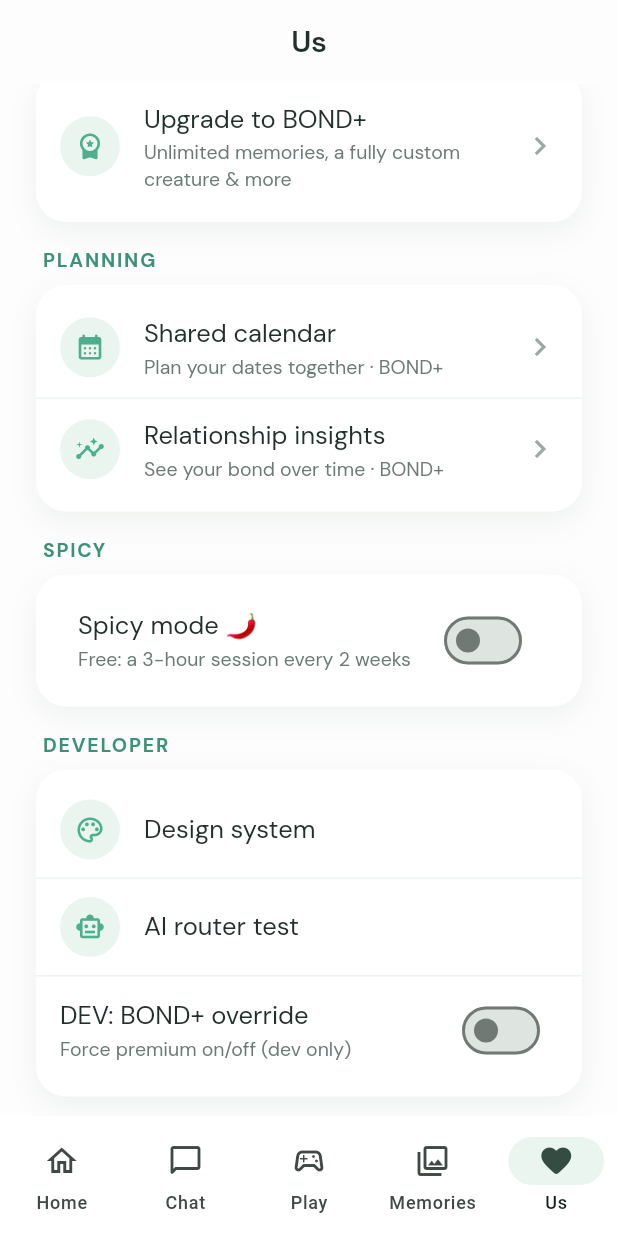
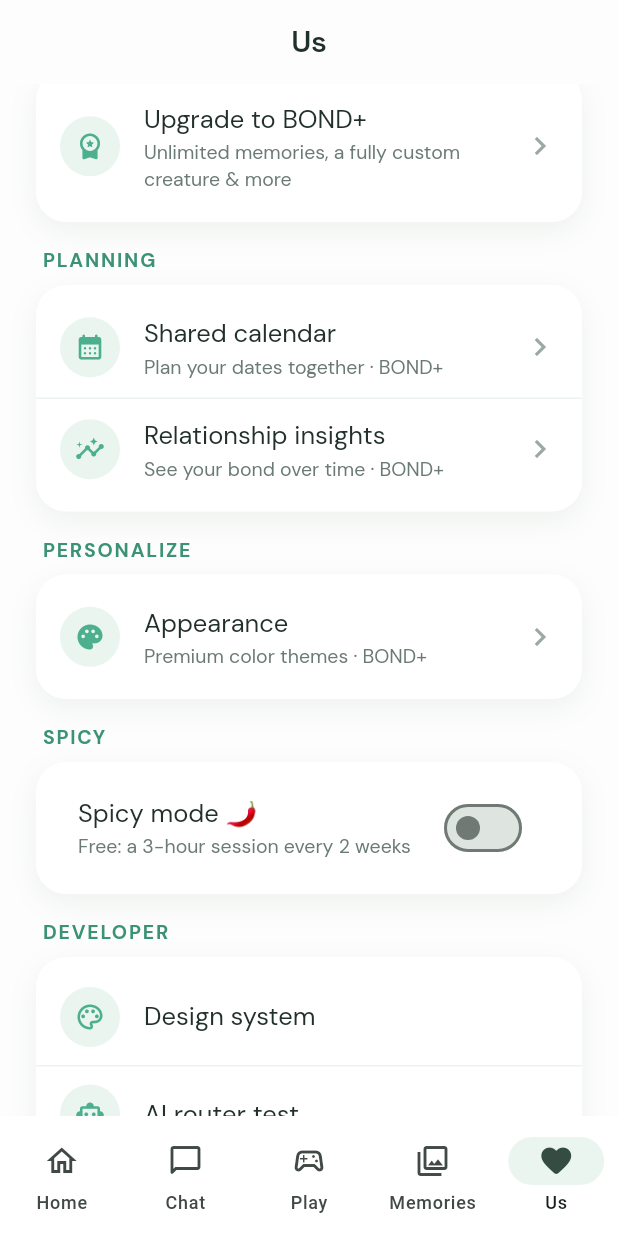
Before and after one commit to JoJoshJo/bond, a Flutter app: the screen it shows once a user with an empty profile is signed in, item 5 of the bottom bar chosen, scrolled down 576 dp, on a phone screen of 412 x 824 dp. Run offline on Flutter 3.47's test engine with Material 3 defaults, Android fonts, the phone set to English and light mode, and no system bars; our stand-ins replace flutter_animate, flutter_image_compress, flutter_riverpod, flutter_timezone, geolocator, google_fonts and 9 more; missing offline and left inert: mobile_scanner, record, video_thumbnail_plus; accounts and stored records are empty; network calls fail; statements that could not run were skipped.

Commit message:
Add themes (BOND+): 5 palettes + picker, per-device persistence
- 5 BondPalette themes: Mint (free) + Sunset/Ocean/Lavender/Charcoal (BOND+),
  reusing the runtime-palette system; readable + on-brand
- Appearance picker in Us > Personalize; per-theme premium lock -> paywall, mint free
- Per-device persistence via shared_preferences, loaded before runApp (no cold-start
  flash); spicy mode's red-room still overrides the chosen theme when active
- No SQL; one package (shared_preferences)

Co-Authored-By: Claude Opus 4.8 <noreply@anthropic.com>

```diff
--- a/lib/features/couple/presentation/couple_profile_screen.dart
+++ b/lib/features/couple/presentation/couple_profile_screen.dart
@@ -12,6 +12,7 @@ import '../../auth/application/auth_providers.dart';
 import '../../creature/presentation/assistant_stub.dart';
 import '../../legal/presentation/credits_screen.dart';
 import '../../legal/presentation/legal_screen.dart';
+import '../../appearance/presentation/appearance_screen.dart';
 import '../../calendar/presentation/calendar_screen.dart';
 import '../../insights/presentation/insights_screen.dart';
 import '../../premium/application/entitlement_providers.dart';
@@ -228,6 +229,21 @@ class _CoupleProfileScreenState extends ConsumerState<CoupleProfileScreen> {
               ),
             ),
             const SizedBox(height: AppSpacing.lg),
+            _section('Personalize'),
+            BondCard(
+              padding: const EdgeInsets.symmetric(vertical: AppSpacing.sm),
+              child: BondListTile(
+                leadingIcon: Icons.palette_rounded,
+                title: 'Appearance',
+                subtitle: isPremium
+                    ? 'Pick your theme'
+                    : 'Premium color themes · BOND+',
+                onTap: () => Navigator.of(context).push(MaterialPageRoute(
+                    builder: (_) => const AppearanceScreen())),
+                trailing: Icon(Icons.chevron_right, color: AppColors.inkFaint),
+              ),
+            ),
+            const SizedBox(height: AppSpacing.lg),
             _section('Spicy'),
             const SpicySection(),
             const SizedBox(height: AppSpacing.lg),
--- a/lib/main.dart
+++ b/lib/main.dart
@@ -1,16 +1,30 @@
 import 'package:flutter/material.dart';
 import 'package:flutter_riverpod/flutter_riverpod.dart';
+import 'package:shared_preferences/shared_preferences.dart';
 
 import 'core/supabase/supabase_client.dart';
+import 'features/appearance/application/theme_providers.dart';
+import 'features/appearance/data/theme_repository.dart';
 import 'features/auth/presentation/auth_gate.dart';
 import 'features/spicy/application/spicy_providers.dart';
 import 'shared/theme/app_colors.dart';
 import 'shared/theme/app_theme.dart';
+import 'shared/theme/bond_themes.dart';
 
 Future<void> main() async {
   WidgetsFlutterBinding.ensureInitialized();
   await SupabaseInit.ensureInitialized();
-  runApp(const ProviderScope(child: BondApp()));
+
+  // Load the saved theme BEFORE runApp and apply its palette up front, so the
+  // first frame is already themed (no cold-start flash). Spicy isn't active at
+  // cold start, so the chosen theme is the correct initial palette.
+  final prefs = await SharedPreferences.getInstance();
+  AppColors.active = paletteForKey(ThemeRepository(prefs).load());
+
+  runApp(ProviderScope(
+    overrides: [sharedPreferencesProvider.overrideWithValue(prefs)],
+    child: const BondApp(),
+  ));
 }
 
 class BondApp extends ConsumerWidget {
@@ -18,11 +32,12 @@ class BondApp extends ConsumerWidget {
 
   @override
   Widget build(BuildContext context, WidgetRef ref) {
-    // Spicy mode flips the whole-app palette to the "red room". Setting the
-    // active palette here (then building the theme from it) re-themes every
-    // screen at once when the flag changes.
+    // Palette precedence: spicy mode (red room) overrides the chosen theme;
+    // otherwise the chosen theme; unknown/none → mint. Setting the active
+    // palette here re-themes every screen at once when either changes.
     final spicy = ref.watch(spicyActiveProvider);
-    AppColors.active = spicy ? redRoomPalette : mintPalette;
+    final themeKey = ref.watch(themeControllerProvider);
+    AppColors.active = spicy ? redRoomPalette : paletteForKey(themeKey);
 
     return MaterialApp(
       title: 'BOND',
--- /dev/null
+++ b/lib/shared/theme/bond_themes.dart
@@ -0,0 +1,146 @@
+import 'package:flutter/material.dart';
+
+import 'app_colors.dart';
+
+/// A selectable app theme (a full [BondPalette] + display metadata). Mint is the
+/// free default; the rest are BOND+. The red-room palette is NOT here — spicy
+/// mode owns it and overrides any chosen theme while active.
+@immutable
+class BondTheme {
+  const BondTheme({
+    required this.key,
+    required this.label,
+    required this.palette,
+    this.premium = true,
+  });
+
+  final String key; // persisted in SharedPreferences
+  final String label;
+  final BondPalette palette;
+  final bool premium;
+}
+
+// ---- Sunset — warm peach / terracotta (light) ----
+const _sunset = BondPalette(
+  bg: Color(0xFFFFF8F3),
+  bgAlt: Color(0xFFFDEEE3),
+  surface: Color(0xFFFFFFFF),
+  surfaceAlt: Color(0xFFFDF0E7),
+  border: Color(0xFFF1DDCE),
+  borderSoft: Color(0xFFF7E9DE),
+  mint: Color(0xFFE8825B),
+  mintSoft: Color(0xFFF0B9A0),
+  mintWash: Color(0xFFFCEBE0),
+  mintDeep: Color(0xFFC75F3B),
+  onMint: Color(0xFF2A130B),
+  ink: Color(0xFF3A2A22),
+  inkMuted: Color(0xFF8A7266),
+  inkFaint: Color(0xFFB7A093),
+  success: Color(0xFF3FA981),
+  successBg: Color(0xFFE9F4EE),
+  warning: Color(0xFFCF9A3C),
+  warningBg: Color(0xFFF8EFDD),
+  error: Color(0xFFD9695E),
+  errorBg: Color(0xFFF9E7E2),
+  dark: false,
+);
+
+// ---- Ocean — calm teal / blue (light) ----
+const _ocean = BondPalette(
+  bg: Color(0xFFF6FAFB),
+  bgAlt: Color(0xFFE8F1F4),
+  surface: Color(0xFFFFFFFF),
+  surfaceAlt: Color(0xFFEEF6F8),
+  border: Color(0xFFD5E4E9),
+  borderSoft: Color(0xFFE4EFF2),
+  mint: Color(0xFF2E9CB8),
+  mintSoft: Color(0xFF9AD0DD),
+  mintWash: Color(0xFFE4F2F5),
+  mintDeep: Color(0xFF1F7A93),
+  onMint: Color(0xFF06222A),
+  ink: Color(0xFF21343A),
+  inkMuted: Color(0xFF5F757D),
+  inkFaint: Color(0xFF92A6AC),
+  success: Color(0xFF3FA981),
+  successBg: Color(0xFFE3F3EC),
+  warning: Color(0xFFCF9A3C),
+  warningBg: Color(0xFFF6EEDA),
+  error: Color(0xFFD9695E),
+  errorBg: Color(0xFFF6E5E2),
+  dark: false,
+);
+
+// ---- Lavender — soft dusk lilac / violet (light) ----
+const _lavender = BondPalette(
+  bg: Color(0xFFFBF8FD),
+  bgAlt: Color(0xFFF1EAF8),
+  surface: Color(0xFFFFFFFF),
+  surfaceAlt: Color(0xFFF5EFFA),
+  border: Color(0xFFE4D9F0),
+  borderSoft: Color(0xFFEFE7F7),
+  mint: Color(0xFF8E6FC7),
+  mintSoft: Color(0xFFC3AEE6),
+  mintWash: Color(0xFFF0E9F9),
+  mintDeep: Color(0xFF6E4FA8),
+  onMint: Color(0xFF1A1030),
+  ink: Color(0xFF2E2540),
+  inkMuted: Color(0xFF6F6484),
+  inkFaint: Color(0xFFA79DBA),
+  success: Color(0xFF3FA981),
+  successBg: Color(0xFFE9F2EE),
+  warning: Color(0xFFCF9A3C),
+  warningBg: Color(0xFFF5EEDD),
+  error: Color(0xFFD9695E),
+  errorBg: Color(0xFFF6E6EC),
+  dark: false,
+);
+
+// ---- Charcoal — warm dark mono (dark) ----
+const _charcoal = BondPalette(
+  bg: Color(0xFF1C1B1A),
+  bgAlt: Color(0xFF242322),
+  surface: Color(0xFF2A2827),
+  surfaceAlt: Color(0xFF322F2E),
+  border: Color(0xFF403D3B),
+  borderSoft: Color(0xFF35322F),
+  mint: Color(0xFFBFB3A6),
+  mintSoft: Color(0xFF8F8578),
+  mintWash: Color(0xFF2E2B28),
+  mintDeep: Color(0xFFD8CCBE),
+  onMint: Color(0xFF1A1714),
+  ink: Color(0xFFEDE9E4),
+  inkMuted: Color(0xFFB0A89F),
+  inkFaint: Color(0xFF7C756D),
+  success: Color(0xFF6FB496),
+  successBg: Color(0xFF243029),
+  warning: Color(0xFFD6A972),
+  warningBg: Color(0xFF33291D),
+  error: Color(0xFFD98A83),
+  errorBg: Color(0xFF352220),
+  dark: true,
+);
+
+/// The theme catalog. Mint is free + default; the rest are BOND+.
+const List<BondTheme> bondThemes = [
+  BondTheme(key: 'mint', label: 'Mint', palette: mintPalette, premium: false),
+  BondTheme(key: 'sunset', label: 'Sunset', palette: _sunset),
+  BondTheme(key: 'ocean', label: 'Ocean', palette: _ocean),
+  BondTheme(key: 'lavender', label: 'Lavender', palette: _lavender),
+  BondTheme(key: 'charcoal', label: 'Charcoal', palette: _charcoal),
+];
+
+/// The palette for a saved theme key; unknown/missing → mint.
+BondPalette paletteForKey(String? key) {
+  for (final t in bondThemes) {
+    if (t.key == key) return t.palette;
+  }
+  return mintPalette;
+}
+
+/// The [BondTheme] for a key (unknown → the mint entry).
+BondTheme bondThemeForKey(String? key) {
+  for (final t in bondThemes) {
+    if (t.key == key) return t;
+  }
+  return bondThemes.first;
+}
--- a/pubspec.yaml
+++ b/pubspec.yaml
@@ -54,6 +54,7 @@ dependencies:
   geolocator: ^14.0.3
   url_launcher: ^6.3.2
   table_calendar: ^3.2.1
+  shared_preferences: ^2.5.5
 dev_dependencies:
   flutter_test:
     sdk: flutter
```
Also changed, not shown: lib/features/appearance/application/theme_providers.dart (added, +35 -0 lines), lib/features/appearance/data/theme_repository.dart (added, +15 -0 lines), lib/features/appearance/presentation/appearance_screen.dart (added, +165 -0 lines), pubspec.lock.
